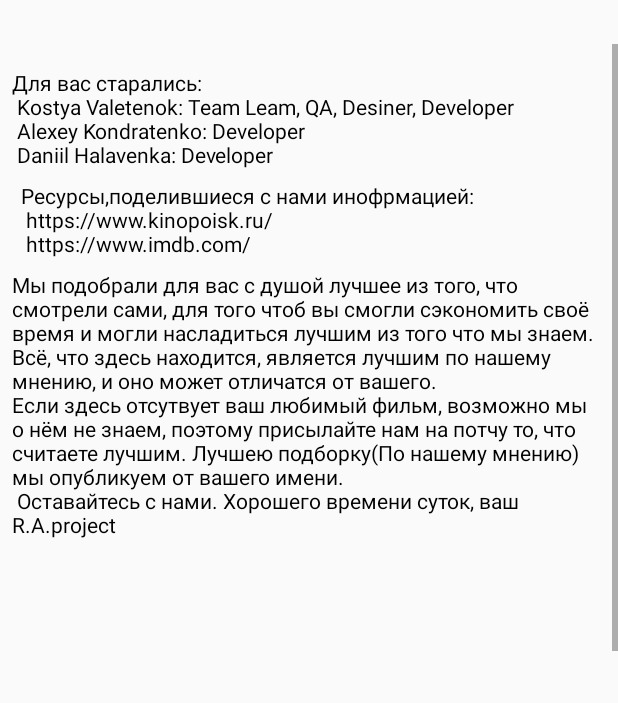
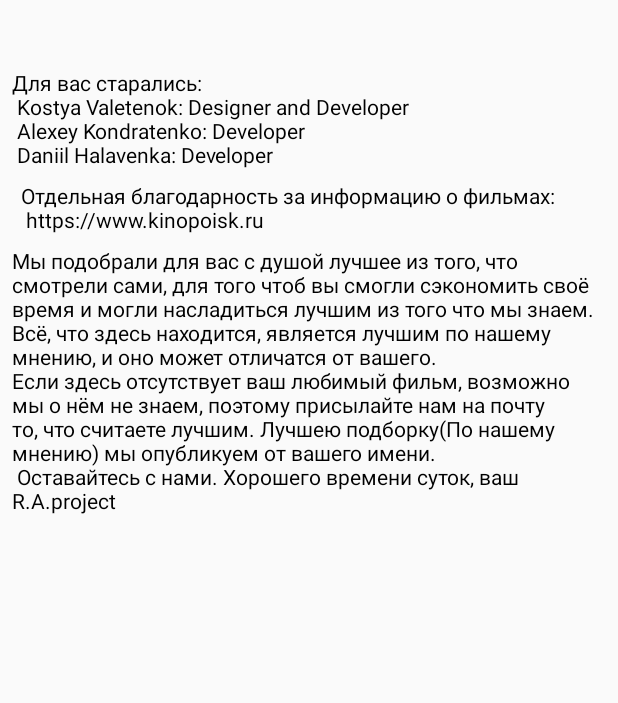
Before and after one commit to Almoder/-WHATTOSEE, an Android app: the screen it shows after launch (About), in the options menu, after a tap on "О нас", on a phone screen of 412 x 824 dp, the part 533-1236 px from its top. Run offline under Robolectric (Android 15) with nearby library versions, the phone set to English and light mode, and no system bars; our stand-ins replace AdMob, Firebase (no records; nobody signed in at launch, a user with empty details on screens opened directly), navigation-ui; network calls fail; 7 statements that could not run were skipped.

Commit message:
0.0.6.0O <ALFA
Чистка после интеграции

```diff
--- a/app/src/main/AndroidManifest.xml
+++ b/app/src/main/AndroidManifest.xml
@@ -3,6 +3,7 @@
     package="com.RaProject.whattosee">
 
     <uses-permission android:name="android.permission.INTERNET" />
+    <uses-permission android:name="android.permission.ACCESS_NETWORK_STATE" />
     <uses-permission android:name="com.android.vending.BILLING" />
 
     <application
--- a/app/src/main/res/layout/app_bar_main.xml
+++ b/app/src/main/res/layout/app_bar_main.xml
@@ -15,9 +15,8 @@
         <include
             layout="@layout/content_main"
             android:layout_width="fill_parent"
-            android:layout_height="623dp"
-            android:layout_marginTop="16dp"
-            android:layout_marginBottom="24dp"
+            android:layout_height="fill_parent"
+            android:layout_marginTop="54dp"
             android:background="@drawable/color"
             app:layout_constraintBottom_toTopOf="@id/ad_view"
             app:layout_constraintEnd_toEndOf="parent"
--- a/app/src/main/res/layout/content_main.xml
+++ b/app/src/main/res/layout/content_main.xml
@@ -11,8 +11,9 @@
         android:id="@+id/nav_host_fragment"
         android:name="androidx.navigation.fragment.NavHostFragment"
         android:layout_width="fill_parent"
-        android:layout_height="624dp"
+        android:layout_height="fill_parent"
         app:defaultNavHost="true"
+        app:layout_constraintBottom_toBottomOf="parent"
         app:layout_constraintHorizontal_bias="0.0"
         app:layout_constraintLeft_toLeftOf="parent"
         app:layout_constraintRight_toRightOf="parent"
--- a/app/src/main/res/layout/fragment_anime.xml
+++ b/app/src/main/res/layout/fragment_anime.xml
@@ -2,8 +2,6 @@
 <LinearLayout xmlns:android="http://schemas.android.com/apk/res/android"
     android:layout_width="match_parent"
     android:layout_height="match_parent"
-    android:paddingTop="35dp"
-    android:paddingBottom="25dp"
     android:orientation="vertical" >
 
     <ListView
--- a/app/src/main/res/layout/fragment_cartoons.xml
+++ b/app/src/main/res/layout/fragment_cartoons.xml
@@ -2,8 +2,6 @@
 <LinearLayout xmlns:android="http://schemas.android.com/apk/res/android"
     android:layout_width="match_parent"
     android:layout_height="match_parent"
-    android:paddingTop="35dp"
-    android:paddingBottom="25dp"
     android:orientation="vertical" >
 
     <ListView
--- a/app/src/main/res/layout/fragment_movies.xml
+++ b/app/src/main/res/layout/fragment_movies.xml
@@ -2,8 +2,6 @@
 <LinearLayout xmlns:android="http://schemas.android.com/apk/res/android"
     android:layout_width="match_parent"
     android:layout_height="match_parent"
-    android:paddingTop="35dp"
-    android:paddingBottom="25dp"
     android:orientation="vertical" >
 
     <ListView
--- a/app/src/main/res/layout/fragment_wanttosee.xml
+++ b/app/src/main/res/layout/fragment_wanttosee.xml
@@ -2,8 +2,6 @@
 <LinearLayout xmlns:android="http://schemas.android.com/apk/res/android"
     android:layout_width="match_parent"
     android:layout_height="match_parent"
-    android:paddingTop="35dp"
-    android:paddingBottom="25dp"
     android:orientation="vertical" >
 
     <ListView
--- a/app/src/main/res/layout/list_shoping.xml
+++ b/app/src/main/res/layout/list_shoping.xml
@@ -7,8 +7,8 @@
 
     <ImageView
         android:id="@+id/ic_1"
-        android:layout_width="70dp"
-        android:layout_height="50dp"
+        android:layout_width="85dp"
+        android:layout_height="71dp"
         android:layout_marginEnd="16dp"
         android:layout_marginRight="16dp" />
 
--- a/app/src/main/res/values/strings.xml
+++ b/app/src/main/res/values/strings.xml
@@ -138,20 +138,20 @@
     <string name="error_sign_in_failed">Sign in failed, see logs for details.</string>
     <string name="aboutPerson">
         Для вас старались:
-        \n Kostya Valetenok: Team Leam, QA, Desiner, Developer
+        \n Kostya Valetenok: Designer and Developer
         \n Alexey Kondratenko: Developer
         \n Daniil Halavenka: Developer
     </string>
-    <string name="text1">Мы подобрали для вас с душой лучшее из того, что смотрели сами, для того чтоб
-        вы смогли сэкономить своё время и могли насладиться лучшим из того что мы знаем. Всё, что здесь
-        находится, является лучшим по нашему мнению, и оно может отличатся от вашего.
-        \nЕсли здесь отсутвует ваш любимый фильм, возможно мы о нём не знаем, поэтому присылайте нам на
-        потчу то, что считаете лучшим. Лучшею подборку(По нашему мнению) мы опубликуем от вашего имени.
-        \n Оставайтесь с нами. Хорошего времени суток, ваш R.A.project
+    <string name="text1"> Мы подобрали для вас с душой лучшее из того, что смотрели сами, для того чтоб
+    вы смогли сэкономить своё время и могли насладиться лучшим из того что мы знаем. Всё, что здесь
+    находится, является лучшим по нашему мнению, и оно может отличатся от вашего.
+    \nЕсли здесь отсутствует ваш любимый фильм, возможно мы о нём не знаем, поэтому присылайте нам на
+    почту то, что считаете лучшим. Лучшею подборку(По нашему мнению) мы опубликуем от вашего имени.
+    \n Оставайтесь с нами. Хорошего времени суток, ваш R.A.project
+
     </string>
-    <string name="res">Ресурсы,поделившиеся с нами инофрмацией:
-        \n https://www.kinopoisk.ru/
-        \n https://www.imdb.com/
+    <string name="res">Отдельная благодарность за информацию о фильмах:
+        \n https://www.kinopoisk.ru
     </string>
 
     <!-- Жанры -->
```
Also changed, not shown: app/src/main/java/com/RaProject/whattosee/ui/cartoons/CartoonsFragment.java (+14 -14 lines), app/src/main/res/drawable/poster_vali.xml (deleted, +0 -13 lines), app/src/main/res/layout/conetent_view.xml (+26 -23 lines), app/src/main/res/drawable/firebase_lockup_400.png (deleted), app/src/main/res/drawable/logo.jpg (deleted), app/src/main/res/drawable/vali.png (deleted).
